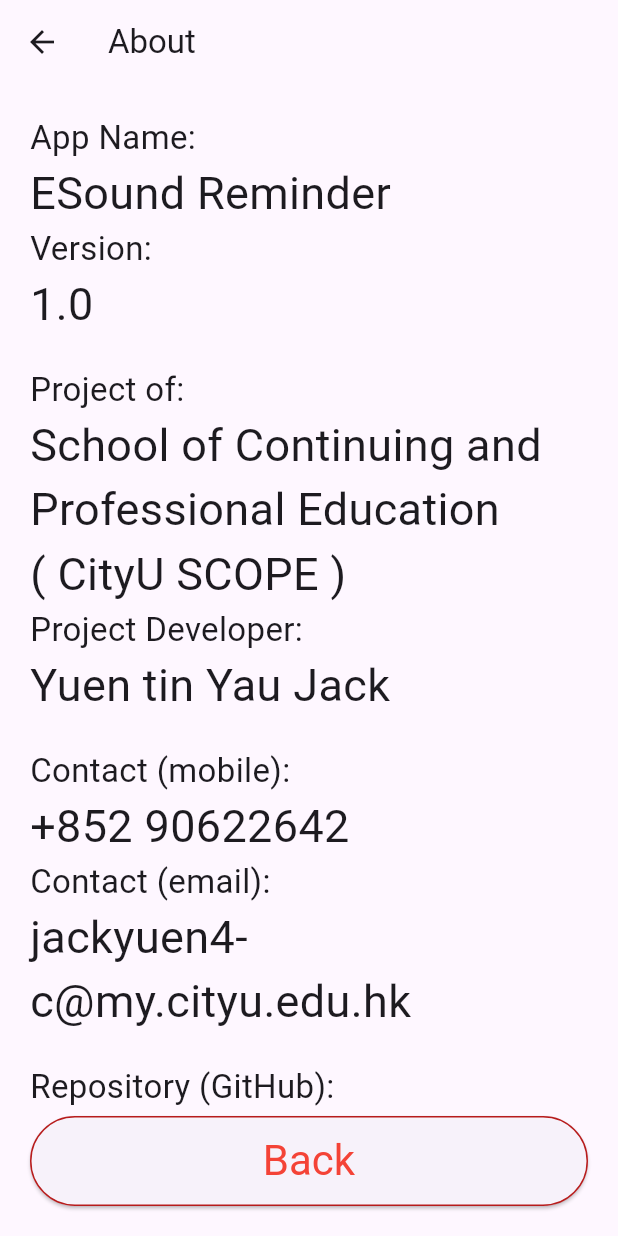
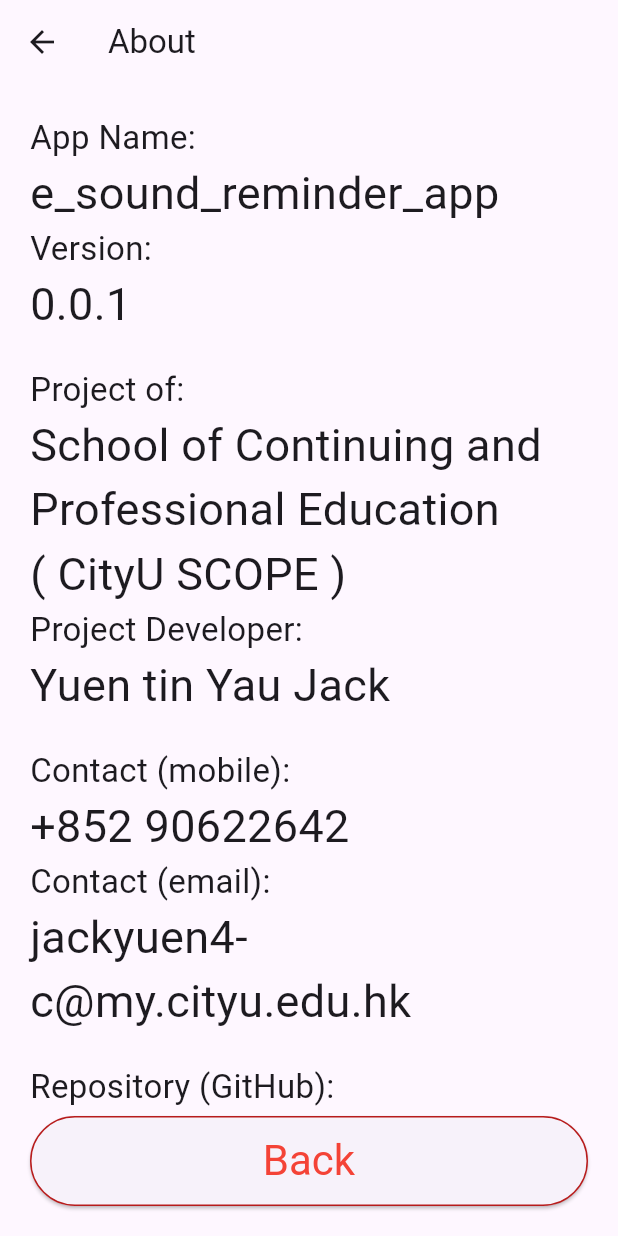
Before and after one commit to librajackyty/ESoundReminder, a Flutter app: the AboutPage screen opened by its route, on a phone screen of 412 x 824 dp. Run offline on Flutter 3.47's test engine with Material 2 defaults, Android fonts, the phone set to English and light mode, and no system bars; our stand-ins replace lottie, package_info_plus.

```diff
--- a/lib/screens/about.dart
+++ b/lib/screens/about.dart
@@ -1,4 +1,5 @@
 import 'package:flutter/material.dart';
+import 'package:package_info_plus/package_info_plus.dart';
 
 import '../utils/constants.dart';
 import '../widgets/custom_button_normal_back.dart';
@@ -15,6 +16,32 @@ class AboutPage extends StatefulWidget {
 }
 
 class _AboutPageState extends State<AboutPage> {
+  /*
+  Package info
+  Requesting app name, app version
+  */
+  PackageInfo _packageInfo = PackageInfo(
+    appName: 'Unknown',
+    packageName: 'Unknown',
+    version: 'Unknown',
+    buildNumber: 'Unknown',
+    buildSignature: 'Unknown',
+    installerStore: 'Unknown',
+  );
+  @override
+  void initState() {
+    super.initState();
+    _initPackageInfo();
+  }
+
+  Future<void> _initPackageInfo() async {
+    final info = await PackageInfo.fromPlatform();
+    setState(() {
+      _packageInfo = info;
+    });
+  }
+  // =======
+
   @override
   Widget build(BuildContext context) {
     return Scaffold(
@@ -40,13 +67,17 @@ class _AboutPageState extends State<AboutPage> {
                           'App Name:',
                         ),
                         CusNText(
-                          'ESound Reminder',
+                          _packageInfo.appName != 'Unknown'
+                              ? _packageInfo.appName
+                              : 'ESound Reminder',
                         ),
                         CusSText(
                           'Version: ',
                         ),
                         CusNText(
-                          "${1.0}",
+                          _packageInfo.version != 'Unknown'
+                              ? _packageInfo.version
+                              : "${0.1} alpha",
                         ),
                         const SizedBox(height: 20),
                         CusSText(
--- a/pubspec.yaml
+++ b/pubspec.yaml
@@ -15,6 +15,7 @@ dependencies:
   english_words: ^4.0.0
   provider: ^6.0.0
   lottie: ^2.2.0
+  package_info_plus: ^3.0.3
 
 dev_dependencies:
   flutter_test:
```
Also changed, not shown: pubspec.lock, 10 other files.
